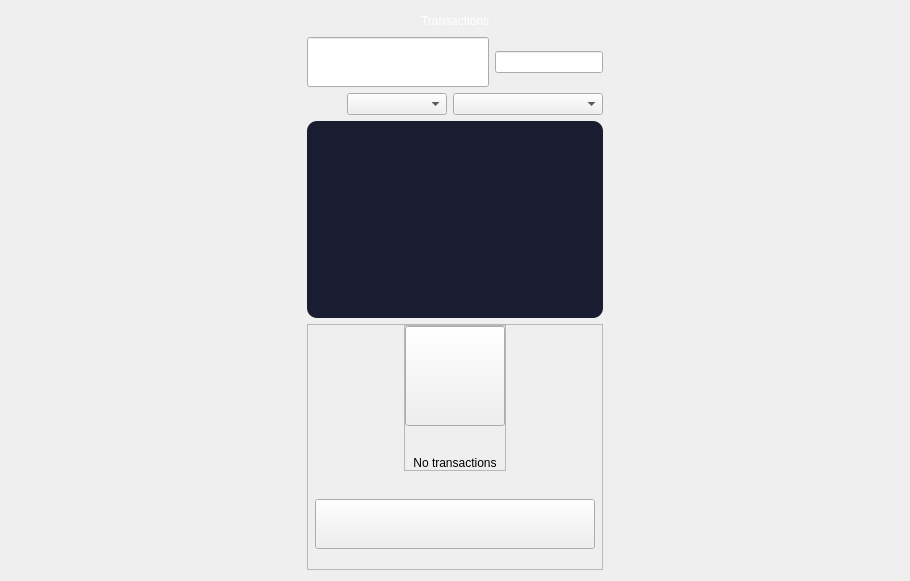
Before: the Qt Designer form src/qt/forms/historywidget.ui in eons-finance/ALQO, drawn with Qt 5.
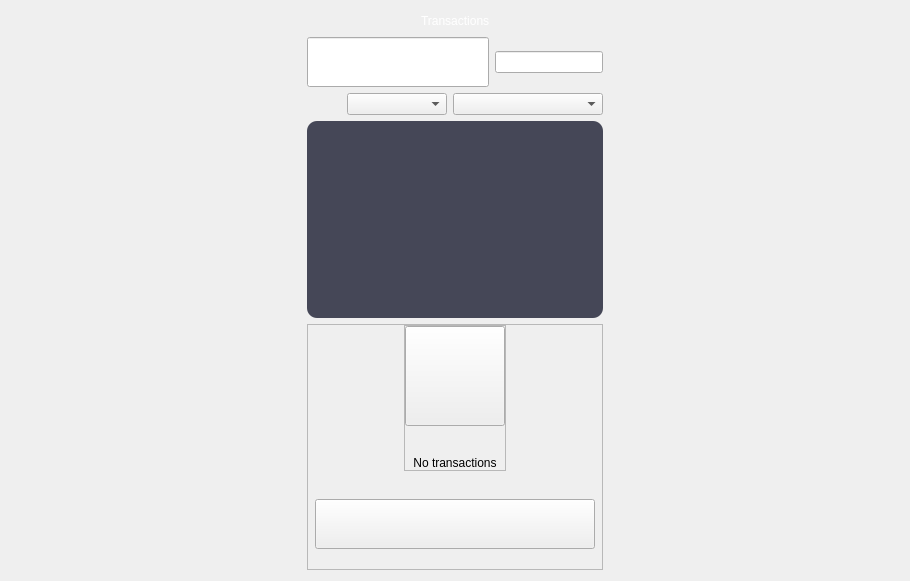
After: the same form once the commit is applied.

```diff
--- a/src/qt/forms/historywidget.ui
+++ b/src/qt/forms/historywidget.ui
@@ -150,7 +150,7 @@
           <widget class="QFrame" name="frametransactions">
            <property name="styleSheet">
             <string notr="true">border-radius: 10px;
-background-color:  rgb(26, 29, 49);</string>
+background-color:  rgba(26, 29, 49, 0.8);</string>
            </property>
            <property name="frameShape">
             <enum>QFrame::StyledPanel</enum>
@@ -171,7 +171,7 @@
                <bool>true</bool>
               </property>
               <property name="styleSheet">
-               <string notr="true"/>
+               <string notr="true">background:transparent;</string>
               </property>
               <property name="verticalScrollBarPolicy">
                <enum>Qt::ScrollBarAlwaysOff</enum>
```
